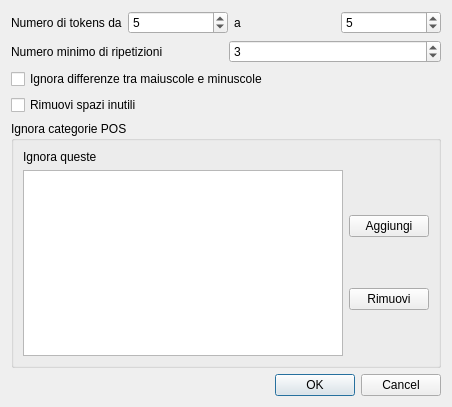
Qt form forms/ripetizioni.ui (zorbaproject/Bran) before a commit.
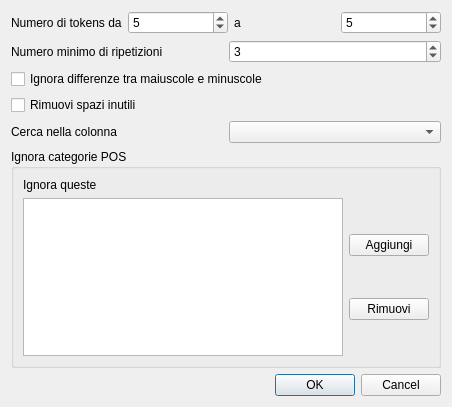
The same form after that commit.

Commit message: Logo nella finestra about

Diff of the .ui file:
```diff
--- a/forms/ripetizioni.ui
+++ b/forms/ripetizioni.ui
@@ -78,6 +78,20 @@
      </property>
     </widget>
    </item>
+   <item>
+    <layout class="QHBoxLayout" name="horizontalLayout_2">
+     <item>
+      <widget class="QLabel" name="label_3">
+       <property name="text">
+        <string>Cerca nella colonna</string>
+       </property>
+      </widget>
+     </item>
+     <item>
+      <widget class="QComboBox" name="colonna"/>
+     </item>
+    </layout>
+   </item>
    <item>
     <widget class="QGroupBox" name="groupBox">
      <property name="title">
```
The commit also changes 3 other files.
